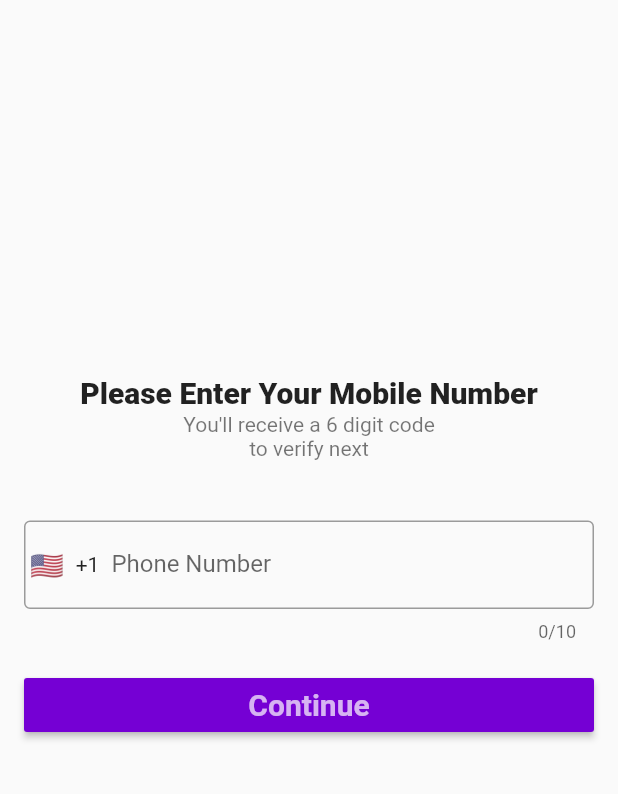
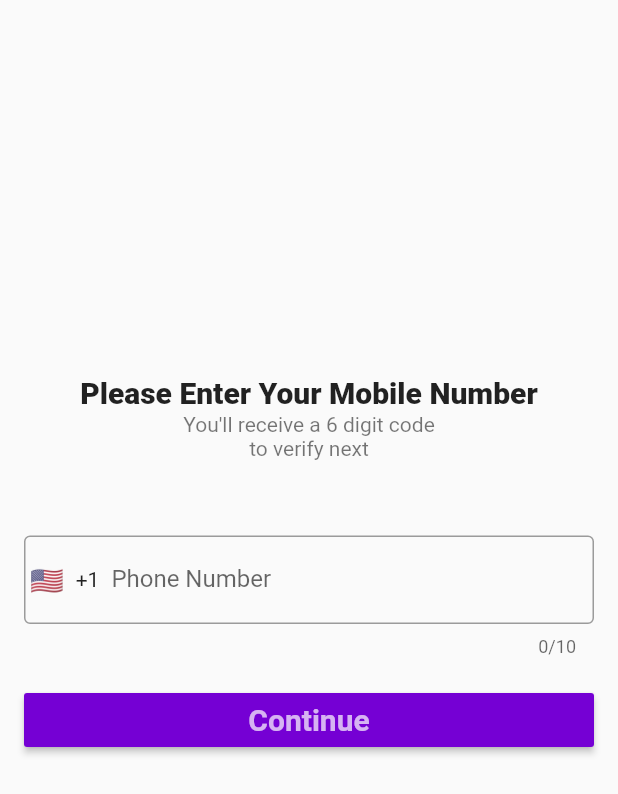
Before and after one commit to RounakJoshi09/authentication_system_using_flutter_and_firebase, a Flutter app: the screen it shows after launch, after a tap on "Continue", on a phone screen of 412 x 824 dp. Shown: the top 794 px of the screen. Run offline on Flutter 3.47's test engine with Material 2 defaults, Android fonts, the phone set to English and light mode, and no system bars; drawn by our look-alikes of intl_phone_field; Roboto replaces fonts that are missing (RobotoMono).

Commit message:
Phone Number Field Completed

```diff
--- a/lib/pages/login_page.dart
+++ b/lib/pages/login_page.dart
@@ -38,7 +38,7 @@ class _LoginPageState extends State<LoginPage> {
                 textAlign: TextAlign.center,
                 style: TextStyle(color: Colors.black54)),
           ),
-          PhoneNumber(),
+          MyApp(),
         ],
       ),
     );
--- a/lib/widgets/phone_number.dart
+++ b/lib/widgets/phone_number.dart
@@ -1,24 +1,27 @@
 import 'package:flutter/material.dart';
 import 'package:intl_phone_field/intl_phone_field.dart';
 
-class PhoneNumber extends StatefulWidget {
+class MyApp extends StatefulWidget {
   @override
-  _PhoneNumberState createState() => _PhoneNumberState();
+  _MyAppState createState() => _MyAppState();
 }
 
-class _PhoneNumberState extends State<PhoneNumber> {
-  final GlobalKey<FormState> formKey = GlobalKey<FormState>();
+class _MyAppState extends State<MyApp> {
+  GlobalKey<FormState> _formKey = GlobalKey();
 
   @override
   Widget build(BuildContext context) {
     return Padding(
         padding: const EdgeInsets.symmetric(horizontal: 16.0),
         child: Form(
-          key: formKey,
+          key: _formKey,
           child: Column(
             crossAxisAlignment: CrossAxisAlignment.start,
             children: <Widget>[
               SizedBox(height: 30),
+              SizedBox(
+                height: 10,
+              ),
               SizedBox(
                 height: 10,
               ),
@@ -50,7 +53,7 @@ class _PhoneNumberState extends State<PhoneNumber> {
                   color: Color.fromARGB(255, 117, 0, 212),
                   textColor: Colors.white70,
                   onPressed: () {
-                    formKey.currentState?.validate();
+                    _formKey.currentState?.validate();
                   },
                 ),
               ),
```
